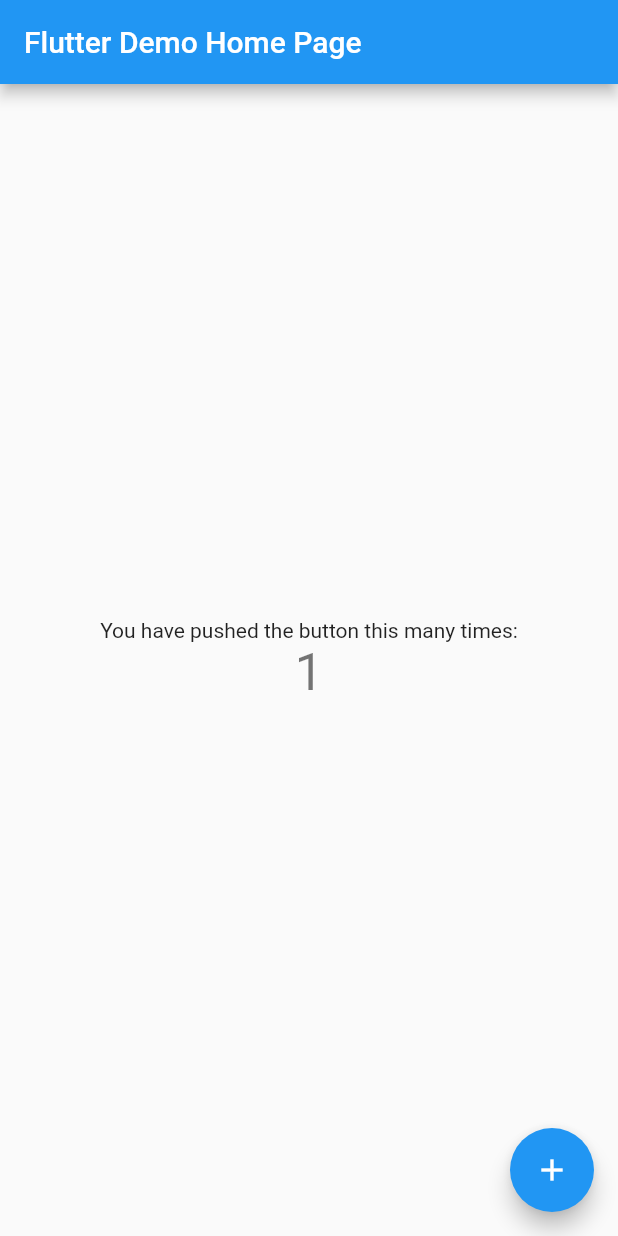
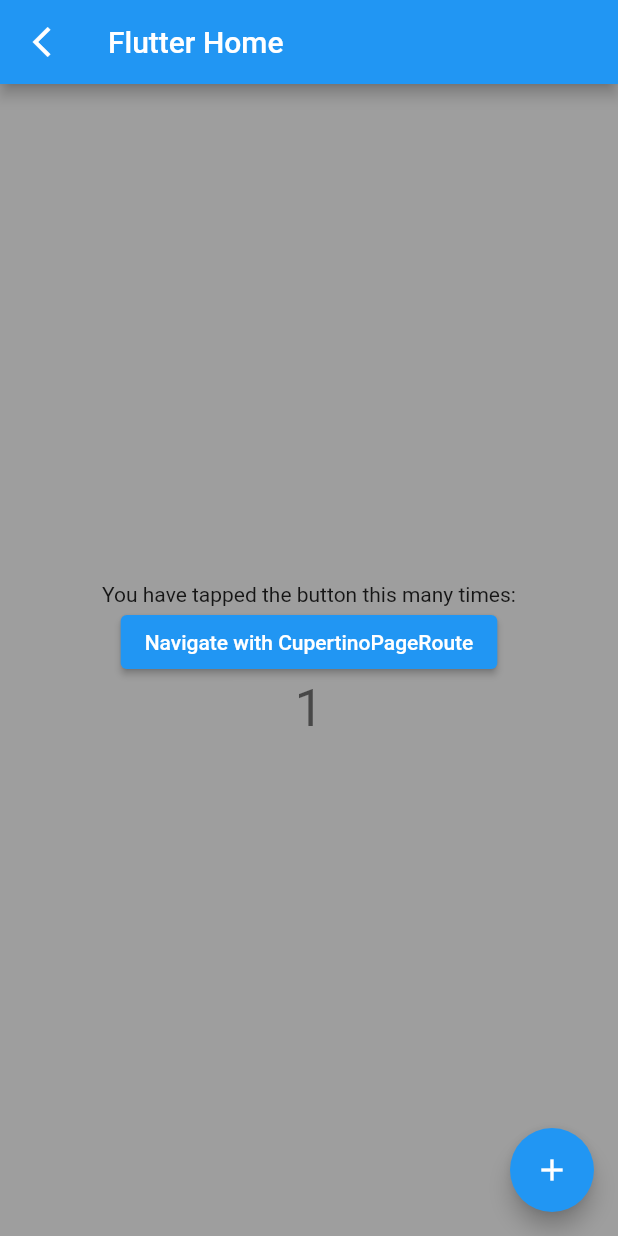
Before and after one commit to fortinjoffrey/flutter_app_in_native_app, a Flutter app: the screen it shows after launch, after a tap on the "add" icon, on a phone screen of 412 x 824 dp. Run offline on Flutter 3.47's test engine with Material 2 defaults, Android fonts, the phone set to English and light mode, and no system bars.

Commit message:
Upload flutter app with home and B view

```diff
--- a/flutter_module_app/lib/main.dart
+++ b/flutter_module_app/lib/main.dart
@@ -1,42 +1,72 @@
+import 'dart:developer';
+
+import 'package:flutter/cupertino.dart';
 import 'package:flutter/material.dart';
+import 'package:flutter/services.dart';
 
-void main() => runApp(const MyApp());
+const mainChannel = MethodChannel('flutter_method_channel_id');
+bool shouldPopAppOnBack = false;
+final routeObserver = RouteObserver<ModalRoute<void>>();
 
-class MyApp extends StatelessWidget {
+void main() {
+  runApp(const MyApp());
+}
+
+class MyApp extends StatefulWidget {
   const MyApp({Key? key}) : super(key: key);
 
-  // This widget is the root of your application.
+  @override
+  State<MyApp> createState() => _MyAppState();
+}
+
+class _MyAppState extends State<MyApp> {
+  @override
+  void initState() {
+    super.initState();
+    mainChannel.setMethodCallHandler(
+      (call) async {
+        if (call.method == 'shouldPopAppOnBack') {
+          shouldPopAppOnBack = call.arguments as bool;
+        }
+      },
+    );
+  }
+
   @override
   Widget build(BuildContext context) {
     return MaterialApp(
       title: 'Flutter Demo',
       theme: ThemeData(
-        // This is the theme of your application.
-        //
-        // Try running your application with "flutter run". You'll see the
-        // application has a blue toolbar. Then, without quitting the app, try
-        // changing the primarySwatch below to Colors.green and then invoke
-        // "hot reload" (press "r" in the console where you ran "flutter run",
-        // or press Run > Flutter Hot Reload in a Flutter IDE). Notice that the
-        // counter didn't reset back to zero; the application is not restarted.
         primarySwatch: Colors.blue,
       ),
-      home: const MyHomePage(title: 'Flutter Demo Home Page'),
+      navigatorObservers: [routeObserver],
+      initialRoute: '/home',
+      onGenerateRoute: (settings) {
+        if (settings.name == '/home') {
+          return MaterialPageRoute(
+            builder: (context) => const MyHomePage(title: 'Flutter Home'),
+            settings: settings,
+          );
+        }
+        if (settings.name == '/detail') {
+          return CupertinoPageRoute(
+            builder: (_) => const DummyView(text: 'Swipe back does not work'),
+            settings: settings,
+          );
+        }
+        if (settings.name == '/detail-no-animation') {
+          return PageRouteBuilder(
+            pageBuilder: (context, _, __) => const DummyView(text: 'Swipe back does not work'),
+            settings: settings,
+          );
+        }
+      },
     );
   }
 }
 
 class MyHomePage extends StatefulWidget {
   const MyHomePage({Key? key, required this.title}) : super(key: key);
-
-  // This widget is the home page of your application. It is stateful, meaning
-  // that it has a State object (defined below) that contains fields that affect
-  // how it looks.
-
-  // This class is the configuration for the state. It holds the values (in this
-  // case the title) provided by the parent (in this case the App widget) and
-  // used by the build method of the State. Fields in a Widget subclass are
-  // always marked "final".
 
   final String title;
 
@@ -49,64 +79,130 @@ class _MyHomePageState extends State<MyHomePage> {
 
   void _incrementCounter() {
     setState(() {
-      // This call to setState tells the Flutter framework that something has
-      // changed in this State, which causes it to rerun the build method below
-      // so that the display can reflect the updated values. If we changed
-      // _counter without calling setState(), then the build method would not be
-      // called again, and so nothing would appear to happen.
       _counter++;
     });
   }
 
   @override
   Widget build(BuildContext context) {
-    // This method is rerun every time setState is called, for instance as done
-    // by the _incrementCounter method above.
-    //
-    // The Flutter framework has been optimized to make rerunning build methods
-    // fast, so that you can just rebuild anything that needs updating rather
-    // than having to individually change instances of widgets.
     return Scaffold(
       appBar: AppBar(
-        // Here we take the value from the MyHomePage object that was created by
-        // the App.build method, and use it to set our appbar title.
         title: Text(widget.title),
+        leading: IconButton(
+          onPressed: () => SystemNavigator.pop(),
+          icon: const Icon(Icons.arrow_back_ios_sharp),
+        ),
       ),
-      body: Center(
-        // Center is a layout widget. It takes a single child and positions it
-        // in the middle of the parent.
-        child: Column(
-          // Column is also a layout widget. It takes a list of children and
-          // arranges them vertically. By default, it sizes itself to fit its
-          // children horizontally, and tries to be as tall as its parent.
-          //
-          // Invoke "debug painting" (press "p" in the console, choose the
-          // "Toggle Debug Paint" action from the Flutter Inspector in Android
-          // Studio, or the "Toggle Debug Paint" command in Visual Studio Code)
-          // to see the wireframe for each widget.
-          //
-          // Column has various properties to control how it sizes itself and
-          // how it positions its children. Here we use mainAxisAlignment to
-          // center the children vertically; the main axis here is the vertical
-          // axis because Columns are vertical (the cross axis would be
-          // horizontal).
-          mainAxisAlignment: MainAxisAlignment.center,
-          children: <Widget>[
-            const Text(
-              'You have pushed the button this many times:',
-            ),
-            Text(
-              '$_counter',
-              style: Theme.of(context).textTheme.headline4,
-            ),
-          ],
+      body: Container(
+        color: Colors.grey,
+        child: Center(
+          child: Column(
+            mainAxisAlignment: MainAxisAlignment.center,
+            children: <Widget>[
+              const Text('You have tapped the button this many times:'),
+              ElevatedButton(
+                onPressed: () => Navigator.of(context).pushNamed('/detail'),
+                child: const Text('Navigate with CupertinoPageRoute'),
+              ),
+              Text('$_counter', style: Theme.of(context).textTheme.headline4),
+            ],
+          ),
         ),
       ),
       floatingActionButton: FloatingActionButton(
         onPressed: _incrementCounter,
         tooltip: 'Increment',
         child: const Icon(Icons.add),
-      ), // This trailing comma makes auto-formatting nicer for build methods.
+      ),
     );
   }
 }
+
+class DummyView extends StatefulWidget {
+  const DummyView({Key? key, required this.text}) : super(key: key);
+
+  final String text;
+
+  @override
+  State<DummyView> createState() => _DummyViewState();
+}
+
+class _DummyViewState extends State<DummyView> with RouteAware {
+  @override
+  void didChangeDependencies() {
+    super.didChangeDependencies();
+    routeObserver.subscribe(this, ModalRoute.of(context)!);
+  }
+
+  @override
+  void initState() {
+    super.initState();
+    log('initState');
+  }
+
+  @override
+  void dispose() {
+    routeObserver.unsubscribe(this);
+    log('dispose');
+    super.dispose();
+  }
+
+  @override
+  void didPush() {
+    log('didPush');
+    // Route was pushed onto navigator and is now topmost route.
+  }
+
+  @override
+  void didPop() {
+    log('didPop');
+    // didPop is called before the popping animation
+    // Covering route was popped off the navigator.
+  }
+
+  @override
+  Widget build(BuildContext context) {
+    // WillPopScope with a callback prevents iOS swipe back
+    // To perform this before the popping animation, we should use RouteAware mixin with its didPop callback
+    // But in this example, this is not possible to put the content of onWillPop in didPop since we perform async
+    // instructions
+    return WillPopScope(
+      onWillPop: shouldPopAppOnBack
+          ? () async {
+              SystemNavigator.pop();
+              return true;
+            }
+          : null,
+      child: Scaffold(
+        appBar: AppBar(
+          title: const Text('Dummy view'),
+          leading: IconButton(
+            onPressed: () => Navigator.of(context).maybePop(),
+            icon: const Icon(Icons.arrow_back_ios_sharp),
+          ),
+        ),
+        body: Container(
+          alignment: Alignment.center,
+          color: Colors.amber,
+          child: Column(
+            mainAxisAlignment: MainAxisAlignment.center,
+            children: [
+              Text(widget.text),
+              ElevatedButton(
+                onPressed: () => Navigator.of(context).maybePop(),
+                child: const Text('Go back'),
+              ),
+              ElevatedButton(
+                onPressed: () {
+                  shouldPopAppOnBack = false;
+                  Navigator.of(context).pop();
+                },
+                child: const Text('Go to home'),
+              ),
+            ],
+          ),
+        ),
+      ),
+    );
+  }
+}
```
